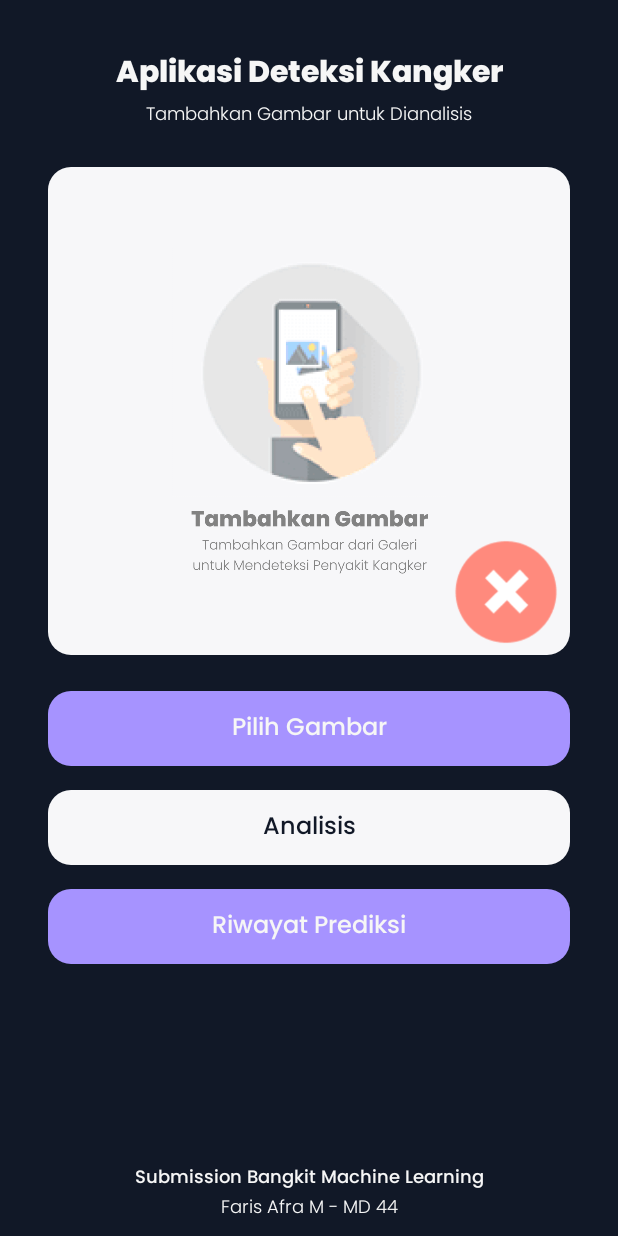
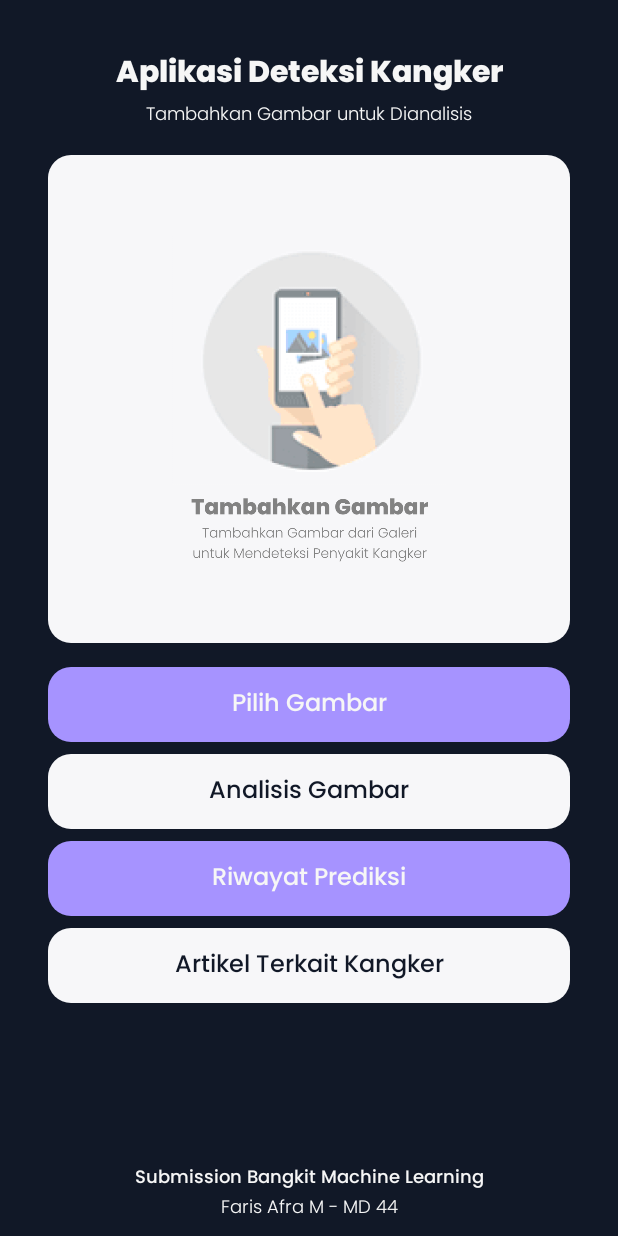
Before and after one commit to FarisAfra/SubmissionBangkitML, an Android app: the screen it shows after launch (MainActivity), on a phone screen of 412 x 824 dp. Run offline under Robolectric (Android 15) with nearby library versions, the phone set to English and light mode, and no system bars; libraries missing offline, so code that uses them is left out: com.yalantis.ucrop.

Commit message:
Update Fix Reset Button and Analyze Button

```diff
--- a/app/src/main/res/layout/activity_main.xml
+++ b/app/src/main/res/layout/activity_main.xml
@@ -43,7 +43,7 @@
         android:layout_width="match_parent"
         android:layout_height="325dp"
         android:layout_marginStart="32dp"
-        android:layout_marginTop="24dp"
+        android:layout_marginTop="16dp"
         android:layout_marginEnd="32dp"
         android:background="@drawable/bg_rounded_corner"
         app:layout_constraintEnd_toEndOf="parent"
@@ -71,7 +71,7 @@
         android:layout_width="match_parent"
         android:layout_height="50dp"
         android:layout_marginStart="32dp"
-        android:layout_marginTop="24dp"
+        android:layout_marginTop="16dp"
         android:layout_marginEnd="32dp"
         android:background="@drawable/bg_rounded_corner_purple"
         app:layout_constraintEnd_toEndOf="parent"
@@ -96,7 +96,7 @@
         android:layout_width="match_parent"
         android:layout_height="50dp"
         android:layout_marginStart="32dp"
-        android:layout_marginTop="16dp"
+        android:layout_marginTop="8dp"
         android:layout_marginEnd="32dp"
         android:background="@drawable/bg_rounded_corner"
         app:layout_constraintEnd_toEndOf="parent"
@@ -109,7 +109,7 @@
         android:layout_width="wrap_content"
         android:layout_height="wrap_content"
         android:gravity="center"
-        android:text="Analisis"
+        android:text="@string/analisisGambar"
         android:textColor="@color/colorPrimary"
         android:textSize="16sp"
         app:layout_constraintBottom_toBottomOf="@+id/analyzeButton"
@@ -122,7 +122,7 @@
         android:layout_width="match_parent"
         android:layout_height="50dp"
         android:layout_marginStart="32dp"
-        android:layout_marginTop="16dp"
+        android:layout_marginTop="8dp"
         android:layout_marginEnd="32dp"
         android:background="@drawable/bg_rounded_corner_purple"
         app:layout_constraintEnd_toEndOf="parent"
@@ -140,6 +140,32 @@
         app:layout_constraintStart_toStartOf="@+id/historyButton"
         app:layout_constraintTop_toTopOf="@+id/historyButton"
         android:gravity="center"/>
+
+    <ImageButton
+        android:id="@+id/artikelButton"
+        android:layout_width="match_parent"
+        android:layout_height="50dp"
+        android:layout_marginStart="32dp"
+        android:layout_marginTop="8dp"
+        android:layout_marginEnd="32dp"
+        android:background="@drawable/bg_rounded_corner"
+        app:layout_constraintEnd_toEndOf="parent"
+        app:layout_constraintStart_toStartOf="parent"
+        app:layout_constraintTop_toBottomOf="@+id/historyButton" />
+
+    <TextView
+        android:id="@+id/textView4"
+        style="@style/poppinsMedium"
+        android:layout_width="wrap_content"
+        android:layout_height="wrap_content"
+        android:gravity="center"
+        android:text="@string/artikelKangker"
+        android:textColor="@color/colorPrimary"
+        android:textSize="16sp"
+        app:layout_constraintBottom_toBottomOf="@+id/artikelButton"
+        app:layout_constraintEnd_toEndOf="@+id/artikelButton"
+        app:layout_constraintStart_toStartOf="@+id/artikelButton"
+        app:layout_constraintTop_toTopOf="@+id/artikelButton" />
 
     <TextView
         android:id="@+id/submissionML"
@@ -164,12 +190,13 @@
 
     <ImageButton
         android:id="@+id/resetImageButton"
-        android:layout_width="100dp"
-        android:layout_height="100dp"
-        android:layout_marginEnd="24dp"
-        android:layout_marginBottom="-8dp"
+        android:layout_width="50dp"
+        android:layout_height="50dp"
+        android:layout_marginTop="8dp"
+        android:layout_marginEnd="8dp"
         android:background="@drawable/resetimage"
-        app:layout_constraintBottom_toBottomOf="@+id/llImageView"
-        app:layout_constraintEnd_toEndOf="parent" />
+        android:visibility="gone"
+        app:layout_constraintEnd_toEndOf="@+id/llImageView"
+        app:layout_constraintTop_toTopOf="@+id/llImageView" />
 
 </androidx.constraintlayout.widget.ConstraintLayout>
--- a/app/src/main/res/values/strings.xml
+++ b/app/src/main/res/values/strings.xml
@@ -18,4 +18,5 @@
     <string name="score">Score: 0%</string>
     <string name="hasilAnalisa">Hasil Analisa Gambar</string>
     <string name="riwayatAnalisa">Riwayat Analisa Tersimpan</string>
+    <string name="analisisGambar">Analisis Gambar</string>
 </resources>
```
Also changed, not shown: app/src/main/java/com/dicoding/asclepius/view/MainActivity.kt (+17 -4 lines), app/src/main/java/com/dicoding/asclepius/view/SavedActivity.kt (+15 -5 lines), app/src/main/res/layout/activity_saved.xml (+11 -0 lines), app/src/main/res/drawable/resetimage.png.
